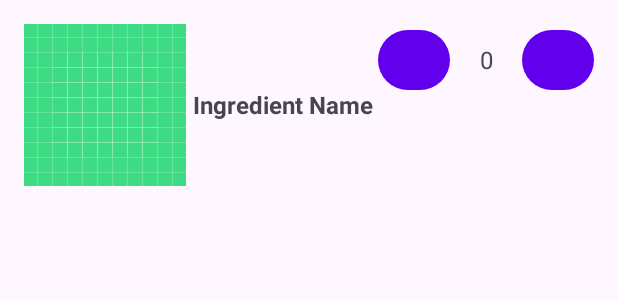
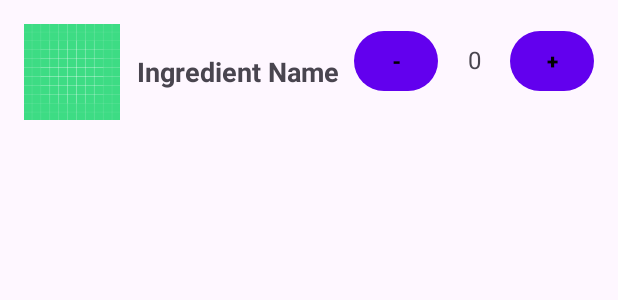
Before and after one commit to redacteduid/Bevix-Android, an Android app: the layout list_item_ingredient.xml on its own in the app's theme, with its tools: preview values and no code run, on a phone screen of 412 x 824 dp. Shown: the top 300 px of the screen. Run offline under Robolectric (Android 15) with nearby library versions, the phone set to English and light mode, and no system bars.

Commit message:
Button UI Changes

```diff
--- a/app/src/main/res/layout/list_item_ingredient.xml
+++ b/app/src/main/res/layout/list_item_ingredient.xml
@@ -7,30 +7,31 @@
 
     <ImageView
         android:id="@+id/image_view_icon"
-        android:layout_width="wrap_content"
-        android:layout_height="wrap_content"
+        android:layout_width="64dp"
+        android:layout_height="64dp"
         android:layout_gravity="center_vertical"
         android:src="@drawable/ic_launcher_background" />
 
     <TextView
         android:id="@+id/text_view_name"
-        android:layout_width="123dp"
+        android:layout_width="match_parent"
         android:layout_height="match_parent"
         android:layout_weight="1"
         android:gravity="center_vertical"
         android:text="Ingredient Name"
         android:textAlignment="center"
-        android:textStyle="bold"
-        android:textSize="16sp" />
+        android:textSize="18sp"
+        android:textStyle="bold" />
 
     <Button
         android:id="@+id/button_minus"
-        android:layout_width="48dp"
-        android:layout_height="48dp"
+        android:layout_width="56dp"
+        android:layout_height="wrap_content"
+        android:background="@null"
         android:text="-"
-        android:textColor="@android:color/white"
-        android:textStyle="bold"
-        android:textSize="16sp"/>
+        android:textColor="@color/black"
+        android:textSize="14sp"
+        android:textStyle="bold" />
 
     <TextView
         android:id="@+id/text_view_counter"
@@ -42,10 +43,12 @@
 
     <Button
         android:id="@+id/button_plus"
-        android:layout_width="48dp"
-        android:layout_height="48dp"
+        android:layout_width="56dp"
+        android:layout_height="wrap_content"
+        android:background="@null"
         android:text="+"
-        android:textStyle="bold"
-        android:textSize="16sp"/>
+        android:textColor="@color/black"
+        android:textSize="14sp"
+        android:textStyle="bold" />
 
 </LinearLayout>
```
